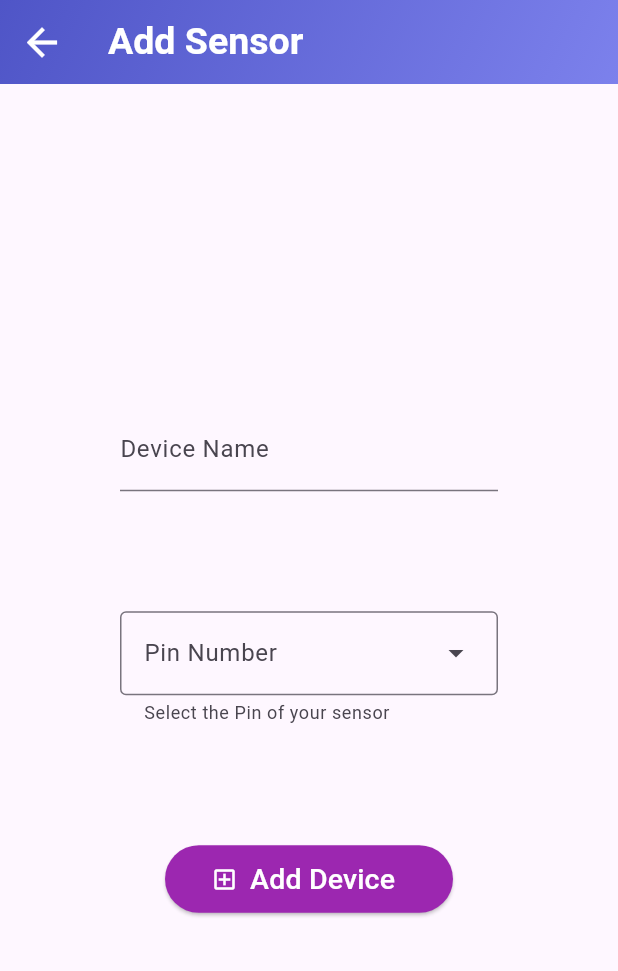
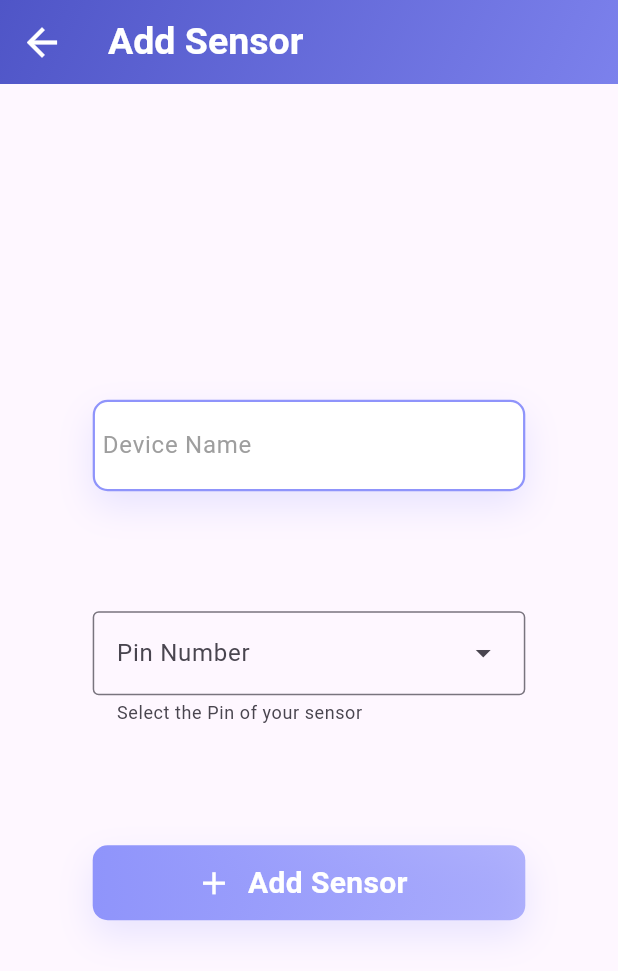
Before and after one commit to YongMingg/Final_Year_Project, a Flutter app: the AddSensorPage screen opened by its route, on a phone screen of 412 x 824 dp. Shown: the top 971 px of the screen. Run offline on Flutter 3.47's test engine with Material 3 defaults, Android fonts, the light colour scheme and no system bars; our stand-ins replace animate_do, cloud_firestore, firebase_auth, firebase_core, firebase_database, fluttertoast and 1 more; accounts and stored records are empty.

Commit message:
optimize code and layout

```diff
--- a/lib/navigator_pages/Nav_ProfilePage.dart
+++ b/lib/navigator_pages/Nav_ProfilePage.dart
@@ -4,6 +4,7 @@ import 'package:flutter/material.dart';
 import 'package:fluttertoast/fluttertoast.dart';
 import 'package:get/get.dart';
 import '../routes/0_routes_lib.dart';
+import 'dart:ui' as ui;
 
 class NavProfilePage extends StatefulWidget {
   const NavProfilePage({super.key});
@@ -16,6 +17,7 @@ class _NavProfilePageState extends State<NavProfilePage> {
 
   User? user = FirebaseAuth.instance.currentUser;
   TextEditingController renameUsernameController = TextEditingController();
+  double WIDTH = 300;
 
   @override
   Widget build(BuildContext context) {
@@ -91,6 +93,8 @@ class _NavProfilePageState extends State<NavProfilePage> {
               ],
             ),
           ),
+
+          //action list
           Padding(
             padding: const EdgeInsets.only(left: 10, right: 10),
             child: ListView(
--- a/lib/routes/AddSensorPage.dart
+++ b/lib/routes/AddSensorPage.dart
@@ -63,49 +63,66 @@ class _AddSensorPageState extends State<AddSensorPage> {
       ),
 
       body: Padding(
-        padding: const EdgeInsets.only(left: 80, right: 80),
+        padding: EdgeInsets.only(left: MediaQuery.of(context).size.width * 0.15, right: MediaQuery.of(context).size.width * 0.15),
         child: Center(
           child: Column(
             mainAxisAlignment: MainAxisAlignment.center,
             children: [
-              TextField(
+
+              //device name text field
+              Container(
+                padding: const EdgeInsets.all(5),
+                decoration: BoxDecoration(
+                  color: Colors.white,
+                  borderRadius: BorderRadius.circular(10),
+                  border: Border.all(color: const Color.fromRGBO(143, 148, 251, 1), width: 1.5),
+                  boxShadow: const [
+                    BoxShadow(
+                      color: Color.fromRGBO(143, 148, 251, .2),
+                      blurRadius: 20.0,
+                      offset: Offset(0, 10)
+                    )
+                  ]
+                ),
+                child: TextField(
                   controller: sensorNameController,
                   decoration: const InputDecoration(
-                  labelText: "Device Name",
-                  hintText: "E.g. Luminance sensor",
-                  hintStyle: TextStyle(color: Colors.grey,)
+                    border: InputBorder.none,
+                    hintText: "Device Name",
+                    hintStyle: TextStyle(color: Colors.grey)
+                  ),
                 ),
               ),
               const SizedBox(height: 80,),
 
+              //dropdownmenu
               DropdownMenu(
-                width: 290,
+                width: MediaQuery.of(context).size.width * 0.7,
                 label: const Text("Pin Number"),
                 helperText: "Select the Pin of your sensor",
-                dropdownMenuEntries: availablePinsIsEmpty ? [const DropdownMenuEntry(value: 0, label: "No Available Pins")] : availablePins.map((pin) => DropdownMenuEntry(value: pin, label: "PIN $pin")).toList(),
+                dropdownMenuEntries: availablePinsIsEmpty
+                    ? [const DropdownMenuEntry(value: 0, label: "No Available Pins")]
+                    : availablePins.map((pin) {
+                        return DropdownMenuEntry(
+                          value: pin,
+                          label: "PIN $pin",
+                          enabled: pin == availablePins.first,
+                        );
+                      }).toList(),
                 onSelected: (value) {
-                  seletedValue = value!;
+                  if (value != null && value == availablePins.first) {
+                    setState(() {
+                      seletedValue = value;
+                    });
+                  }
                 },
               ),
               const SizedBox(height: 80,),
 
-              //button
-              Padding(
-                padding: const EdgeInsets.only(left: 30, right: 30),
-                child: Row(
-                  children: [
-                    Expanded(
-                      flex: 1,
-                      child: SizedBox(
-                        height: 45,
-                        child: ElevatedButton.icon(
-                          style: const ButtonStyle(
-                            backgroundColor: WidgetStatePropertyAll(Colors.purple),
-                            foregroundColor: WidgetStatePropertyAll(Colors.white),
-                          ),
-                          label: const Text("Add Device", style: TextStyle(fontSize: 19),),
-                          icon: const Icon(Icons.add_box_outlined),
-                          onPressed: (){
+              //add sensor button
+              InkWell(
+                onTap: () {
+
                   User? user = FirebaseAuth.instance.currentUser;
 
                   if(sensorNameController.text.isNotEmpty && seletedValue != 0){
@@ -125,13 +142,40 @@ class _AddSensorPageState extends State<AddSensorPage> {
                   }else{
                     _toast(msg: "Please select a pin number");
                   }
+
                 },
+                child: Container(
+                  height: 50,
+                  decoration: BoxDecoration(
+                    borderRadius: BorderRadius.circular(10),
+                    gradient: const LinearGradient(
+                      colors: [
+                        Color.fromRGBO(143, 148, 251, 1),
+                        Color.fromRGBO(143, 148, 251, .7),
+                      ]
+                    ),
+                    boxShadow: const [
+                      BoxShadow(
+                        color: Color.fromRGBO(143, 148, 251, .2),
+                        blurRadius: 20.0,
+                        offset: Offset(0, 10)
+                      )
+                    ]
+                  ),
+                  child: const Center(
+                    child: Row(
+                      mainAxisAlignment: MainAxisAlignment.center,
+                      children: [
+                        Icon(Icons.add, size: 25, color: Colors.white,),
+                        SizedBox(width: 10,),
+                        Text("Add Sensor", style: TextStyle(color: Colors.white, fontWeight: FontWeight.bold, fontSize: 20),),
+                        SizedBox(width: 10,),
+                      ],
                     ),
                   ),
                 ),
-                  ],
               ),
-              ),
+
             ],
           ),
         ),
--- a/lib/routes/AppHomePage.dart
+++ b/lib/routes/AppHomePage.dart
@@ -1,6 +1,5 @@
 import 'package:firebase_auth/firebase_auth.dart';
 import 'package:flutter/material.dart';
-import 'package:get/get.dart';
 import '../navigator_pages/pages_lib.dart';
 
 class HomePage extends StatefulWidget {
--- a/lib/routes/LoginPage.dart
+++ b/lib/routes/LoginPage.dart
@@ -29,11 +29,10 @@ class _LoginPageState extends State<LoginPage> {
     return Scaffold(
       backgroundColor: Colors.white,
       body: SingleChildScrollView(
-        child: Container(
         child: Column(
           children: <Widget>[
             Container(
-                height: 400,
+              height: 350,
               decoration: const BoxDecoration(
                 image: DecorationImage(
                   image: AssetImage('img/home_background.png'),
@@ -178,14 +177,13 @@ class _LoginPageState extends State<LoginPage> {
                       onTap: () {
                         Get.toNamed("/RegisterPage");
                       },
-                        child: const Text("No account? Register now", style: TextStyle(fontSize: 19, color: Color.fromRGBO(143, 148, 251, 1)),)
+                      child: const Text("No account? Register now", style: TextStyle(fontSize: 19, color: Color.fromRGBO(143, 148, 251, 1), decoration: TextDecoration.underline),)
                     )
                   ),
                 ],
               ),
             )
           ],
-          ),
         ),
       )
     );
--- a/lib/routes/TermAndConditionPage.dart
+++ b/lib/routes/TermAndConditionPage.dart
@@ -1,5 +1,4 @@
 import 'package:flutter/material.dart';
-import 'dart:async';
 
 import 'package:get/get.dart';
 
```
Also changed, not shown: lib/navigator_pages/Nav_AddDevicePage.dart (+4 -4 lines), lib/navigator_pages/Nav_HomePage.dart (+32 -26 lines), lib/routes/AddDevicePage.dart (+71 -28 lines), lib/routes/RegisterPage.dart (+4 -4 lines). Lines whose indentation alone changed are shown as unchanged.
